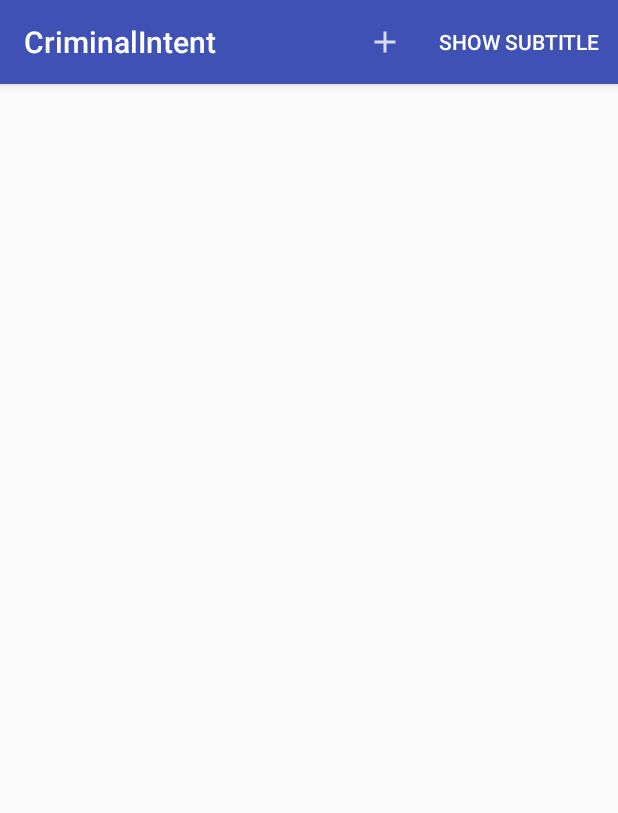
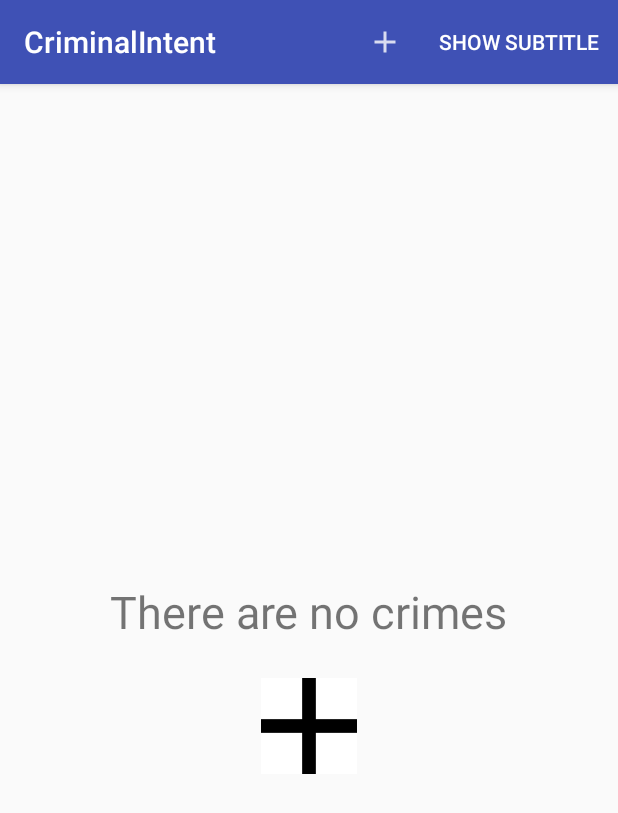
Before and after one commit to 250mon/CriminalIntent, an Android app: the screen it shows after launch (CrimeListActivity), on a phone screen of 412 x 824 dp. Shown: the top 813 px of the screen. Run offline under Robolectric (Android 15) with nearby library versions, the phone set to English and light mode, and no system bars.

Commit message:
Toolbar completed including challenge 3

```diff
--- a/app/src/main/java/com/sjy/android/criminalintent/CrimeFragment.java
+++ b/app/src/main/java/com/sjy/android/criminalintent/CrimeFragment.java
@@ -48,6 +48,10 @@ public class CrimeFragment extends Fragment {
     @Override
     public void onCreate(Bundle savedInstanceState) {
         super.onCreate(savedInstanceState);
+        /*
+         * Receiving menu callback from the activity from the os
+         * with the help of the fragment manager
+         **/
         setHasOptionsMenu(true);
 
         UUID crimeId = (UUID) getArguments().getSerializable(ARG_CRIME_ID);
--- a/app/src/main/java/com/sjy/android/criminalintent/CrimeListFragment.java
+++ b/app/src/main/java/com/sjy/android/criminalintent/CrimeListFragment.java
@@ -12,6 +12,7 @@ import android.view.MenuInflater;
 import android.view.MenuItem;
 import android.view.View;
 import android.view.ViewGroup;
+import android.widget.ImageButton;
 import android.widget.CheckBox;
 import android.widget.TextView;
 
@@ -20,6 +21,7 @@ import java.util.List;
 public class CrimeListFragment extends Fragment {
     private static final String SAVED_SUBTITLE_VISIBLE = "subtitle";
     private RecyclerView mCrimeRecyclerView;
+    private View mEmptyListView;
     private CrimeAdapter mAdapter;
     private boolean mSubtitleVisible;
 
@@ -44,6 +46,8 @@ public class CrimeListFragment extends Fragment {
          * Works with 2 classes; Adapter subclass and ViewHolder subclass.
          **/
         mCrimeRecyclerView = (RecyclerView) view.findViewById(R.id.crime_recycler_view);
+        mEmptyListView = (View) view.findViewById(R.id.empty_list_view);
+
         /*
         * RecyclerView does not do the job of positioning items on the screen itself.
         * It delegates that out to the LayoutManager.
@@ -97,10 +101,7 @@ public class CrimeListFragment extends Fragment {
     public boolean onOptionsItemSelected(MenuItem item) {
         switch (item.getItemId()) {
             case R.id.menu_item_new_crime:
-                Crime crime = new Crime();
-                CrimeLab.get(getActivity()).addCrime(crime);
-                Intent intent = CrimePagerActivity.newIntent(getActivity(), crime.getId());
-                startActivity(intent);
+                createNewCrime();
                 return true;
             case R.id.menu_item_show_subtitle:
                 mSubtitleVisible = !mSubtitleVisible;
@@ -115,7 +116,6 @@ public class CrimeListFragment extends Fragment {
     private void updateSubtitle() {
         CrimeLab crimeLab = CrimeLab.get(getActivity());
         int crimeCount = crimeLab.getCrimes().size();
-        //String subtitle = getString(R.string.subtitle_format, crimeCount);
         String subtitle = getResources().getQuantityString(R.plurals.subtitle_plural, crimeCount, crimeCount);
 
         if (!mSubtitleVisible) {
@@ -126,7 +126,7 @@ public class CrimeListFragment extends Fragment {
         activity.getSupportActionBar().setSubtitle(subtitle);
     }
 
-    private void updateUI(){
+    private void updateUI() {
         CrimeLab crimeLab = CrimeLab.get(getActivity());
         List<Crime> crimes = crimeLab.getCrimes();
 
@@ -137,12 +137,34 @@ public class CrimeListFragment extends Fragment {
             mAdapter.notifyDataSetChanged();
         }
 
+        if(mAdapter.getItemCount() == 0) {
+            mCrimeRecyclerView.setVisibility(View.GONE);
+            mEmptyListView.setVisibility(View.VISIBLE);
+            ImageButton addButton = (ImageButton) mEmptyListView.findViewById(R.id.add_crime_image_button);
+            addButton.setOnClickListener(new View.OnClickListener() {
+                @Override
+                public void onClick(View v) {
+                   createNewCrime();
+                }
+            });
+
+        } else {
+            mCrimeRecyclerView.setVisibility(View.VISIBLE);
+            mEmptyListView.setVisibility(View.GONE);
+        }
+
         // To show the updated crime count on returning from a new crime being created
         updateSubtitle();
     }
 
+    private void createNewCrime() {
+        Crime crime = new Crime();
+        CrimeLab.get(getActivity()).addCrime(crime);
+        Intent intent = CrimePagerActivity.newIntent(getActivity(), crime.getId());
+        startActivity(intent);
+    }
     /*
-    * ViewHolder holds on to a View
+     * ViewHolder holds on to a View
     * */
     private class CrimeHolder extends RecyclerView.ViewHolder implements View.OnClickListener {
         private Crime mCrime;
--- a/app/src/main/res/layout/fragment_crime_list.xml
+++ b/app/src/main/res/layout/fragment_crime_list.xml
@@ -1,8 +1,35 @@
 <?xml version="1.0" encoding="utf-8"?>
-<android.support.v7.widget.RecyclerView
+<RelativeLayout
     xmlns:android="http://schemas.android.com/apk/res/android"
-    android:id="@+id/crime_recycler_view"
     android:layout_width="match_parent"
     android:layout_height="match_parent">
 
-</android.support.v7.widget.RecyclerView>
+    <android.support.v7.widget.RecyclerView
+        android:id="@+id/crime_recycler_view"
+        android:layout_width="match_parent"
+        android:layout_height="match_parent"/>
+
+    <LinearLayout
+        android:id="@+id/empty_list_view"
+        android:layout_width="match_parent"
+        android:layout_height="match_parent"
+        android:gravity="center"
+        android:orientation="vertical"
+        android:visibility="gone">
+
+        <TextView
+            android:layout_width="wrap_content"
+            android:layout_height="wrap_content"
+            android:padding="24dp"
+            android:textSize="30sp"
+            android:text="@string/empty_crime_list"/>
+
+        <ImageButton
+            android:id="@+id/add_crime_image_button"
+            android:layout_width="64dp"
+            android:layout_height="64dp"
+            android:scaleType="fitXY"
+            android:background="@android:color/transparent"
+            android:src="@drawable/add"/>
+    </LinearLayout>
+</RelativeLayout>
--- a/app/src/main/res/values/strings.xml
+++ b/app/src/main/res/values/strings.xml
@@ -14,5 +14,6 @@
         <item quantity="one">%1$s crime</item>
         <item quantity="other">%1$s crimes</item>
     </plurals>
+    <string name="empty_crime_list">There are no crimes</string>
 
 </resources>
--- a/build.gradle
+++ b/build.gradle
@@ -6,7 +6,7 @@ buildscript {
         google()
     }
     dependencies {
-        classpath 'com.android.tools.build:gradle:3.5.1'
+        classpath 'com.android.tools.build:gradle:3.5.2'
 
         // NOTE: Do not place your application dependencies here; they belong
         // in the individual module build.gradle files
```
Also changed, not shown: app/src/main/res/drawable/add.png (added).
